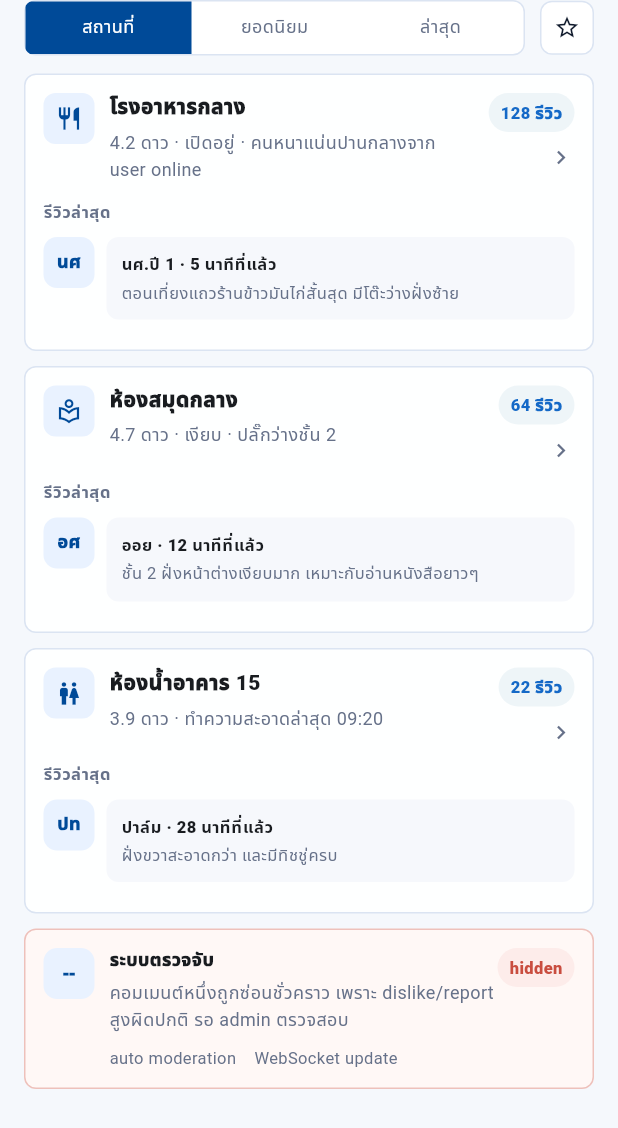
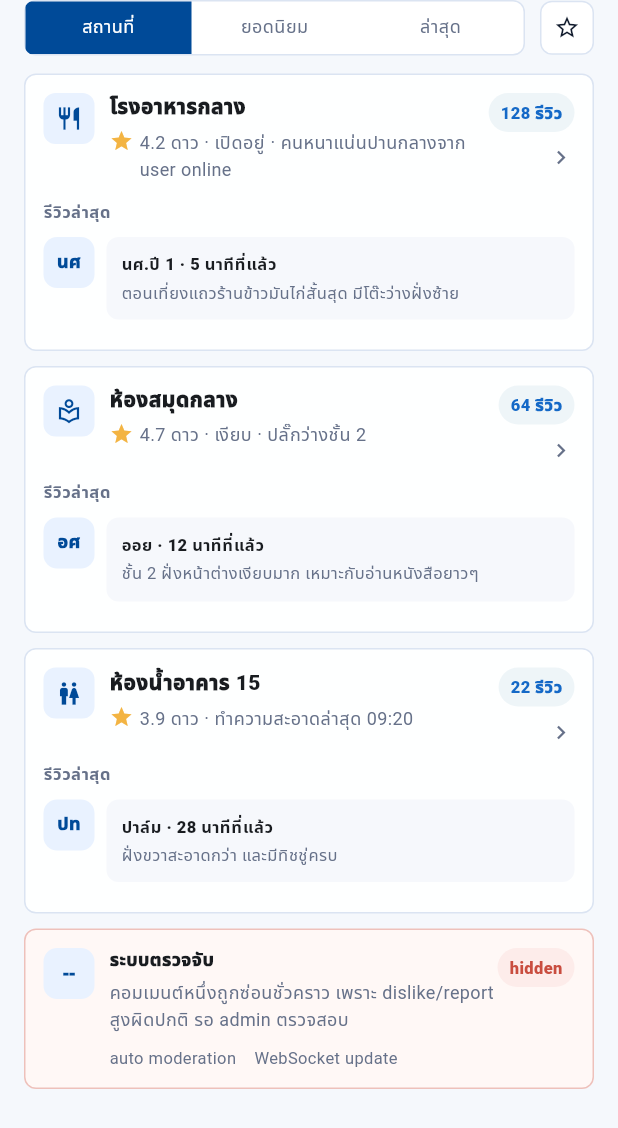
Before and after one commit to fiat222/PSU-Navigate, a Flutter app: the _CommunityScreen widget shown alone on an empty page, opened directly with empty values, on a phone screen of 412 x 824 dp. Shown: the top 1128 px of the screen. Run offline on Flutter 3.47's test engine with Material 3 defaults, Android fonts, the phone set to English and light mode, and no system bars; Roboto replaces fonts that are missing (Noto Sans Thai).

Commit message:
เพิ่มไอคอนดาวในรีวิวสถานที่

```diff
--- a/psu_nav/lib/main.dart
+++ b/psu_nav/lib/main.dart
@@ -972,6 +972,7 @@ class PlaceDiscussion {
     required this.ratingLabel,
     required this.statusLabel,
     required this.comments,
+    this.rating = 4,
   });
 
   final IconData icon;
@@ -980,6 +981,7 @@ class PlaceDiscussion {
   final String ratingLabel;
   final String statusLabel;
   final List<CommentItem> comments;
+  final int rating;
 }
 
 class _CommunityScreenState extends State<_CommunityScreen> {
@@ -992,6 +994,7 @@ class _CommunityScreenState extends State<_CommunityScreen> {
       subtitle: '4.2 ดาว · เปิดอยู่ · คนหนาแน่นปานกลางจาก user online',
       ratingLabel: '128 รีวิว',
       statusLabel: 'เปิดอยู่',
+      rating: 4,
       comments: [
         const CommentItem(
           initials: 'นศ',
@@ -1024,6 +1027,7 @@ class _CommunityScreenState extends State<_CommunityScreen> {
       subtitle: '4.7 ดาว · เงียบ · ปลั๊กว่างชั้น 2',
       ratingLabel: '64 รีวิว',
       statusLabel: 'เปิดอยู่',
+      rating: 5,
       comments: const [
         CommentItem(
           initials: 'อศ',
@@ -1040,6 +1044,7 @@ class _CommunityScreenState extends State<_CommunityScreen> {
       subtitle: '3.9 ดาว · ทำความสะอาดล่าสุด 09:20',
       ratingLabel: '22 รีวิว',
       statusLabel: 'ตรวจล่าสุด',
+      rating: 4,
       comments: const [
         CommentItem(
           initials: 'ปท',
@@ -1241,13 +1246,26 @@ class _PlaceDiscussionCard extends StatelessWidget {
                         ),
                       ),
                       const SizedBox(height: 4),
-                      Text(
+                      Row(
+                        crossAxisAlignment: CrossAxisAlignment.start,
+                        children: [
+                          const Icon(
+                            Icons.star,
+                            color: Color(0xFFF3B443),
+                            size: 16,
+                          ),
+                          const SizedBox(width: 4),
+                          Expanded(
+                            child: Text(
                               place.subtitle,
                               style: const TextStyle(
                                 color: AppColors.muted,
                                 fontSize: 12,
                                 height: 1.45,
                               ),
+                            ),
+                          ),
+                        ],
                       ),
                     ],
                   ),
```
Lines whose indentation alone changed are shown as unchanged.
